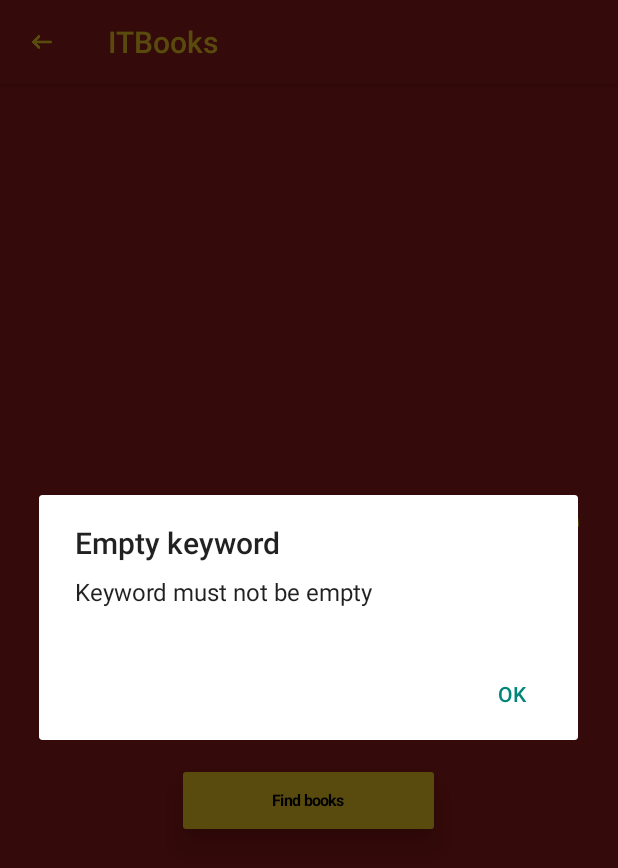
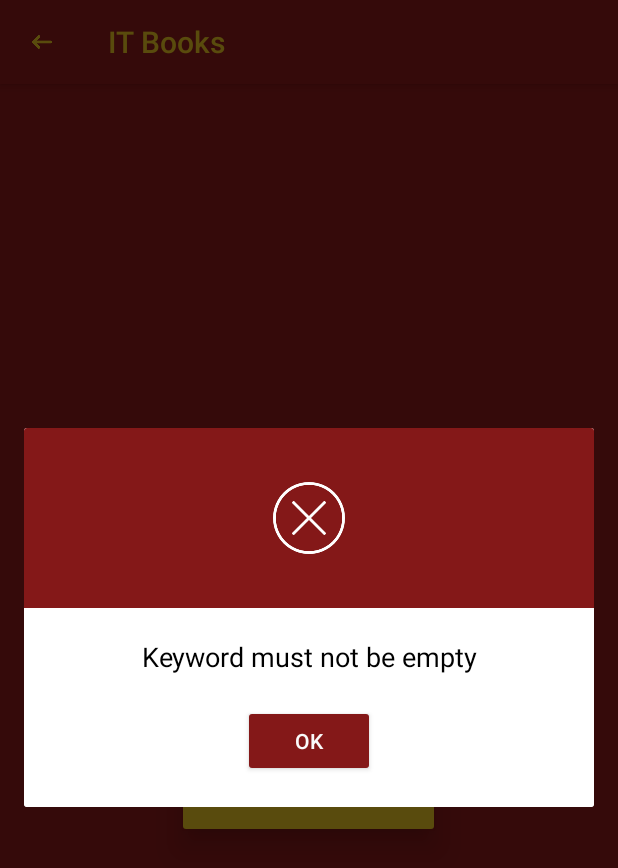
Before and after one commit to TuanDao2002/Android_Projects, an Android app: the SearchActivity screen opened directly, with no data from a screen before it, after a tap on "Find books", on a phone screen of 412 x 824 dp. Shown: the top 868 px of the screen. Run offline under Robolectric (Android 15) with nearby library versions, the phone set to English and light mode, and no system bars; network calls fail.

Commit message:
update dialog

```diff
--- a/ITBooks/app/src/main/java/rmit/ad/itbooks/activity/SearchActivity.java
+++ b/ITBooks/app/src/main/java/rmit/ad/itbooks/activity/SearchActivity.java
@@ -3,7 +3,6 @@ package rmit.ad.itbooks.activity;
 import androidx.annotation.NonNull;
 import androidx.annotation.Nullable;
 import androidx.appcompat.app.ActionBar;
-import androidx.appcompat.app.AlertDialog;
 import androidx.appcompat.app.AppCompatActivity;
 import androidx.core.content.ContextCompat;
 
@@ -24,6 +23,7 @@ import java.util.regex.Matcher;
 import java.util.regex.Pattern;
 
 import rmit.ad.itbooks.R;
+import rmit.ad.itbooks.util.ViewDialog;
 
 public class SearchActivity extends AppCompatActivity {
 
@@ -80,11 +80,8 @@ public class SearchActivity extends AppCompatActivity {
             }
 
             if (!title.isEmpty()) {
-                AlertDialog.Builder builder = new AlertDialog.Builder(this)
-                        .setTitle(title)
-                        .setMessage(message)
-                        .setPositiveButton("OK", (dialog, i) -> dialog.dismiss());
-                builder.create().show();
+                ViewDialog viewDialog = new ViewDialog();
+                viewDialog.showDialog(SearchActivity.this, message);
                 return;
             }
 
@@ -115,11 +112,8 @@ public class SearchActivity extends AppCompatActivity {
                         message = "Please fix the keyword or try again";
                     }
 
-                    AlertDialog.Builder builder = new AlertDialog.Builder(this)
-                            .setTitle(res)
-                            .setMessage(message)
-                            .setPositiveButton("OK", (dialog, i) -> dialog.dismiss());
-                    builder.create().show();
+                    ViewDialog viewDialog = new ViewDialog();
+                    viewDialog.showDialog(SearchActivity.this, message);
                 }
             }
         }
--- /dev/null
+++ b/ITBooks/app/src/main/java/rmit/ad/itbooks/util/ViewDialog.java
@@ -0,0 +1,30 @@
+package rmit.ad.itbooks.util;
+
+import android.app.Activity;
+import android.app.Dialog;
+import android.view.Window;
+import android.widget.Button;
+import android.widget.TextView;
+
+import rmit.ad.itbooks.R;
+
+public class ViewDialog {
+    public void showDialog(Activity activity, String msg){
+        final Dialog dialog = new Dialog(activity);
+        dialog.requestWindowFeature(Window.FEATURE_NO_TITLE);
+        dialog.setCancelable(false);
+        dialog.setContentView(R.layout.custom_dialog);
+
+        TextView text = dialog.findViewById(R.id.text_dialog);
+        text.setText(msg);
+
+        Button dialogButton = dialog.findViewById(R.id.btn_dialog);
+        dialogButton.setOnClickListener(v -> dialog.dismiss());
+
+        dialog.show();
+    }
+
+    public void askToDeleteDialog(Activity activity, String msg) {
+
+    }
+}
--- a/ITBooks/app/src/main/res/layout/activity_book_list.xml
+++ b/ITBooks/app/src/main/res/layout/activity_book_list.xml
@@ -50,6 +50,11 @@
                 app:trackTint="@drawable/switch_track"
                 android:text="Sort by price"
                 android:textSize="20sp"
+                android:textColor="@color/white"
+                android:shadowColor="@color/black"
+                android:shadowDx="5"
+                android:shadowDy="5"
+                android:shadowRadius="1"
                 android:layout_width="wrap_content"
                 android:layout_height="match_parent" />
         </LinearLayout>
--- /dev/null
+++ b/ITBooks/app/src/main/res/layout/custom_dialog.xml
@@ -0,0 +1,42 @@
+<RelativeLayout xmlns:android="http://schemas.android.com/apk/res/android"
+    android:orientation="vertical"
+    android:layout_width="match_parent"
+    android:layout_height="wrap_content"
+    android:background="#ffffffff">
+
+    <ImageView
+        android:layout_width="match_parent"
+        android:layout_height="120dp"
+        android:id="@+id/symbol"
+        android:gravity="center"
+        android:background="@color/red"
+        android:src="@drawable/cross"
+        android:scaleType="fitCenter" />
+
+    <TextView
+        android:layout_width="wrap_content"
+        android:layout_height="wrap_content"
+        android:id="@+id/text_dialog"
+        android:layout_below="@+id/symbol"
+        android:layout_marginTop="20dp"
+        android:layout_marginLeft="4dp"
+        android:layout_marginRight="4dp"
+        android:layout_marginBottom="20dp"
+        android:textSize="18sp"
+        android:textColor="@color/black"
+        android:layout_centerHorizontal="true"
+        android:gravity="center_horizontal" />
+
+    <Button
+        android:layout_width="wrap_content"
+        android:layout_height="wrap_content"
+        android:text="OK"
+        android:id="@+id/btn_dialog"
+        android:gravity="center_vertical|center_horizontal"
+        android:layout_below="@+id/text_dialog"
+        android:layout_marginBottom="20dp"
+        android:layout_centerHorizontal="true"
+        android:textColor="@color/white"
+        android:backgroundTint="@color/red"/>
+
+</RelativeLayout>
--- a/ITBooks/app/src/main/res/values/strings.xml
+++ b/ITBooks/app/src/main/res/values/strings.xml
@@ -1,3 +1,3 @@
 <resources>
-    <string name="app_name">ITBooks</string>
+    <string name="app_name">IT Books</string>
 </resources>
```
Also changed, not shown: ITBooks/app/src/main/res/layout/activity_main.xml (+5 -2 lines), ITBooks/app/src/main/res/values/themes.xml (+8 -0 lines), ITBooks/app/src/main/res/drawable/cross.png (added).
